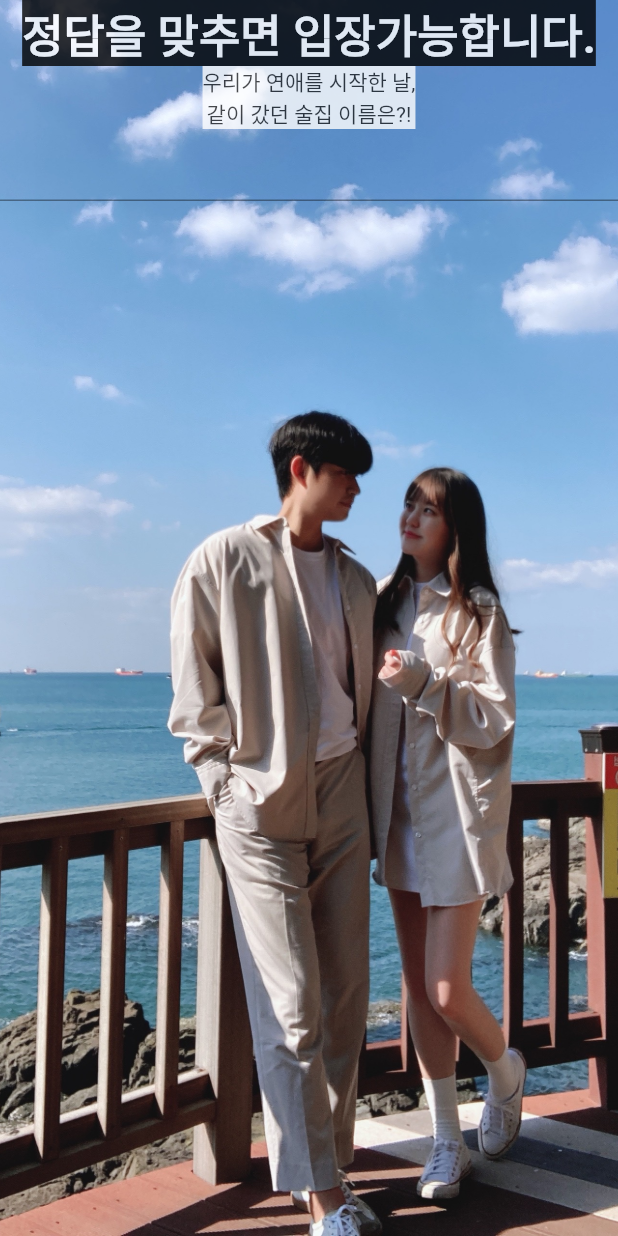
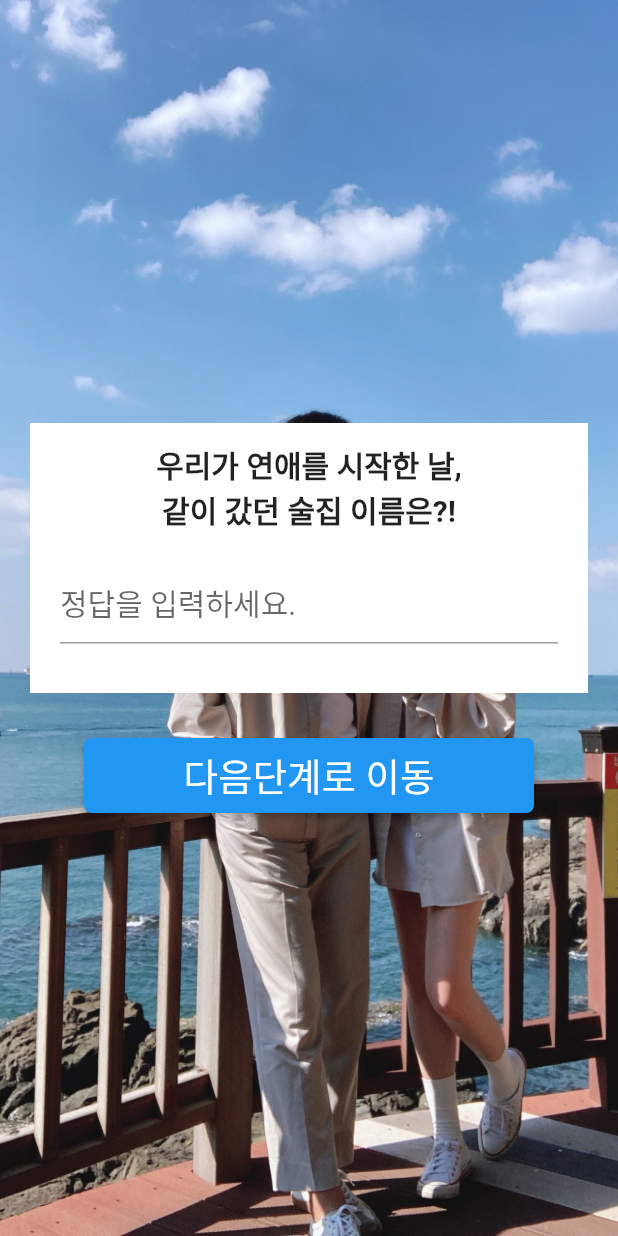
Before and after one commit to BOOMERANGYR/SEJIN, a Flutter app: the screen it shows after launch, on a phone screen of 412 x 824 dp. Run offline on Flutter 3.47's test engine with Material 2 defaults, Android fonts, the phone set to English and light mode, and no system bars.

Commit message:
메인화면작업

```diff
--- a/lib/screen/home_screen.dart
+++ b/lib/screen/home_screen.dart
@@ -23,34 +23,11 @@ class _HomeScreenState extends State<HomeScreen> {
           child: Container(
             width: MediaQuery.of(context).size.width,
             child: Column(
+              mainAxisAlignment: MainAxisAlignment.spaceEvenly,
               children: [
-                _Notice(),
                 _Question(),
-                _BottomPart(),
               ],
             ),
-          ),
-        ),
-      ),
-    );
-  }
-}
-
-class _Notice extends StatelessWidget {
-  const _Notice({Key? key}) : super(key: key);
-
-  @override
-  Widget build(BuildContext context) {
-    return Opacity(
-      opacity: 0.8,
-      child: Container(
-        color: Colors.black,
-        child: Text(
-          "정답을 맞추면 입장가능합니다.",
-          style: TextStyle(
-            fontSize: 30,
-            color: Colors.white,
-            fontWeight: FontWeight.w700,
           ),
         ),
       ),
@@ -63,30 +40,53 @@ class _Question extends StatelessWidget {
 
   @override
   Widget build(BuildContext context) {
-    return Opacity(
-      opacity: 0.8,
-      child: Container(
+    return Padding(
+      padding: const EdgeInsets.all(20.0),
+      child: Column(
+        children: [
+          Container(
+            height: 180,
             color: Colors.white,
             child: Column(
+              mainAxisAlignment: MainAxisAlignment.center,
               children: [
                 Column(
                   children: [
-                Text("우리가 연애를 시작한 날,"),
-                Text("같이 갔던 술집 이름은?!"),
+                    Text("우리가 연애를 시작한 날,",
+                        style: TextStyle(
+                            fontSize: 20, fontWeight: FontWeight.w700)),
+                    Text("같이 갔던 술집 이름은?!",
+                        style: TextStyle(
+                            fontSize: 20, fontWeight: FontWeight.w700)),
                   ],
+                ),
+                Padding(
+                  padding: const EdgeInsets.all(20.0),
+                  child: TextFormField(
+                    decoration: new InputDecoration(hintText: "정답을 입력하세요."),
+                    style: TextStyle(fontSize: 20),
+                  ),
                 ),
               ],
             ),
           ),
+          SizedBox(
+            height: 30,
+          ),
+          ElevatedButton(
+            style: ElevatedButton.styleFrom(
+              alignment: Alignment.center,
+              fixedSize: Size(300, 50),
+              shape: RoundedRectangleBorder(
+                borderRadius: BorderRadius.circular(5.0),
+              )
+            ),
+            onPressed: () {},
+            child: Text("다음단계로 이동",
+            style: TextStyle(fontSize: 25),),
+          ),
+        ],
+      ),
     );
   }
 }
-
-class _BottomPart extends StatelessWidget {
-  const _BottomPart({Key? key}) : super(key: key);
-
-  @override
-  Widget build(BuildContext context) {
-    return TextFormField();
-  }
-}
```
Lines whose indentation alone changed are shown as unchanged.
